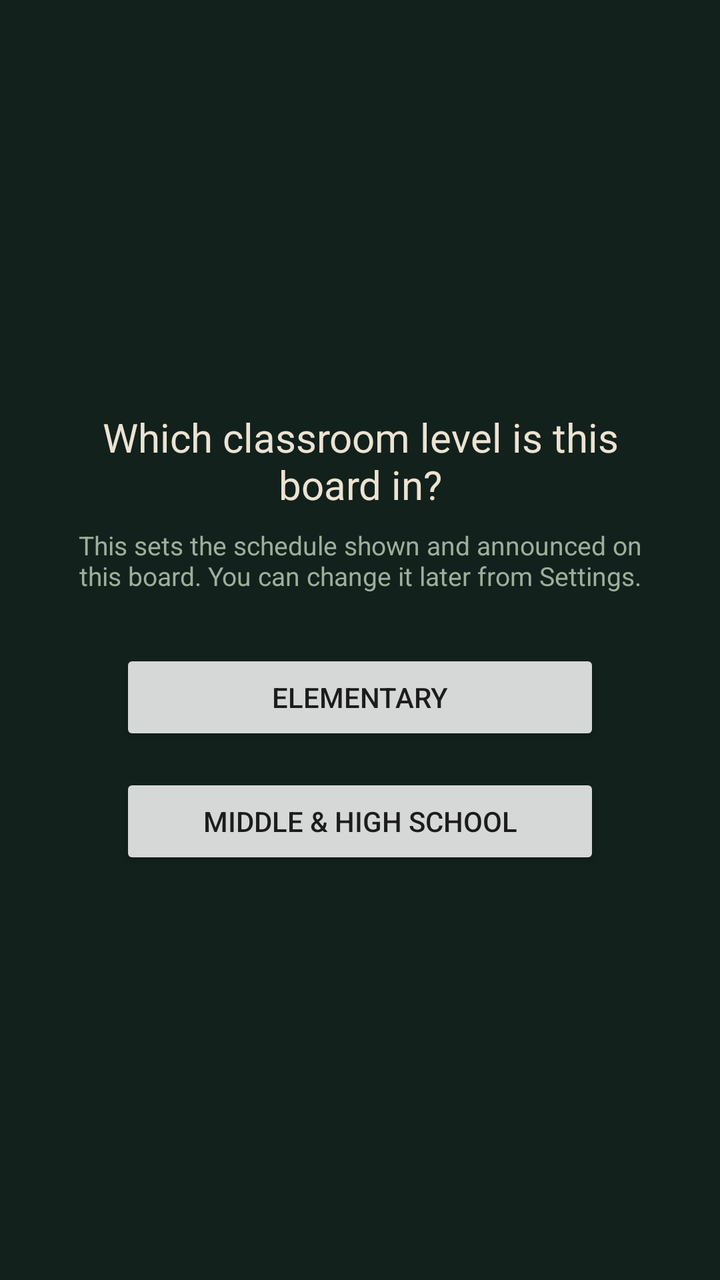
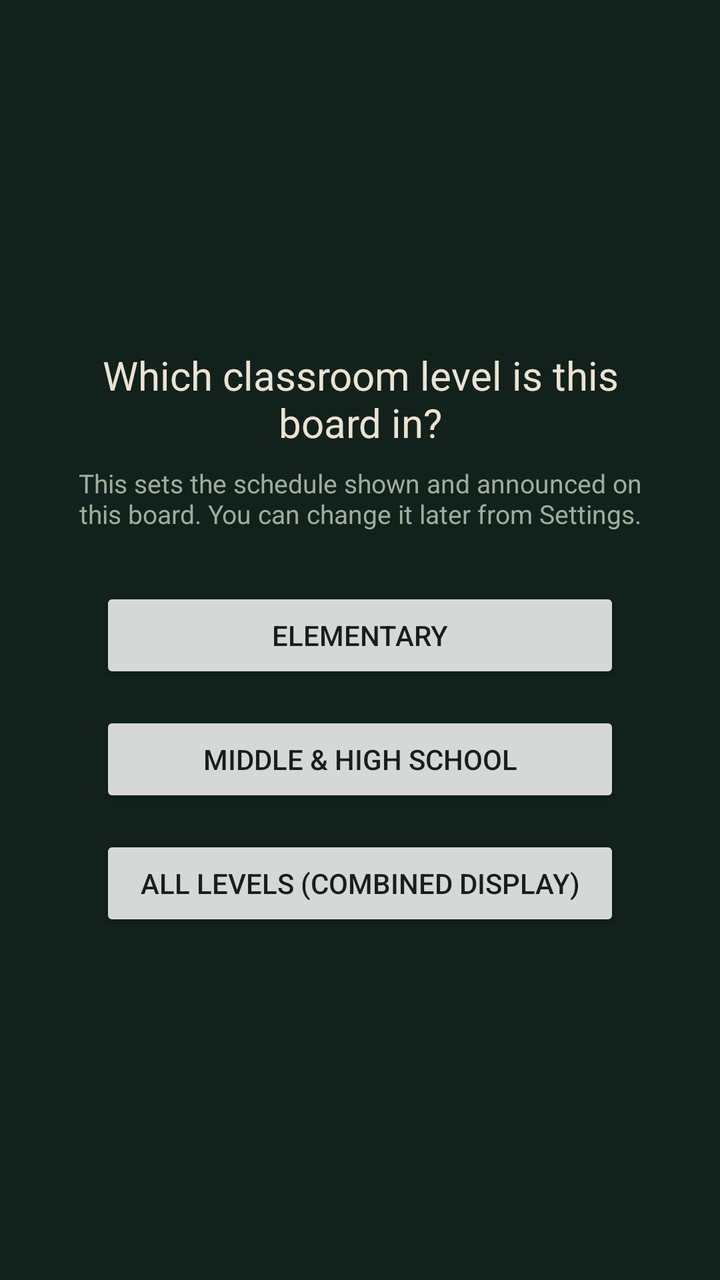

Before-and-after screenshots of an Android layout around one commit, followed by the original layout XML and the change that was made.
<!-- AndroidManifest.xml: application theme Theme.BellControl -->
<!-- res/layout/activity_level_select.xml -->
<?xml version="1.0" encoding="utf-8"?>
<LinearLayout xmlns:android="http://schemas.android.com/apk/res/android"
    android:layout_width="match_parent"
    android:layout_height="match_parent"
    android:orientation="vertical"
    android:gravity="center"
    android:background="#12211C"
    android:padding="32dp">

    <TextView
        android:layout_width="wrap_content"
        android:layout_height="wrap_content"
        android:text="Which classroom level is this board in?"
        android:textColor="#ECE3D2"
        android:textSize="20sp"
        android:gravity="center"
        android:layout_marginBottom="8dp" />

    <TextView
        android:layout_width="wrap_content"
        android:layout_height="wrap_content"
        android:text="This sets the schedule shown and announced on this board. You can change it later from Settings."
        android:textColor="#9FAE9C"
        android:textSize="13sp"
        android:gravity="center"
        android:layout_marginBottom="28dp" />

    <Button
        android:id="@+id/elemButton"
        android:layout_width="240dp"
        android:layout_height="wrap_content"
        android:text="Elementary"
        android:layout_marginBottom="14dp" />

    <Button
        android:id="@+id/mshsButton"
        android:layout_width="240dp"
        android:layout_height="wrap_content"
        android:text="Middle &amp; High School" />

</LinearLayout>
<!-- resources referenced by this layout -->
<resources>
  <style name="Theme.BellControl" parent="Theme.MaterialComponents.DayNight.NoActionBar" />
</resources>

<!-- the commit's change to res/layout/activity_level_select.xml (unified diff, before → after) -->
@@ -27,15 +27,22 @@
 
     <Button
         android:id="@+id/elemButton"
-        android:layout_width="240dp"
+        android:layout_width="260dp"
         android:layout_height="wrap_content"
         android:text="Elementary"
         android:layout_marginBottom="14dp" />
 
     <Button
         android:id="@+id/mshsButton"
-        android:layout_width="240dp"
+        android:layout_width="260dp"
         android:layout_height="wrap_content"
-        android:text="Middle &amp; High School" />
+        android:text="Middle &amp; High School"
+        android:layout_marginBottom="14dp" />
+
+    <Button
+        android:id="@+id/allLevelsButton"
+        android:layout_width="260dp"
+        android:layout_height="wrap_content"
+        android:text="All Levels (combined display)" />
 
 </LinearLayout>
